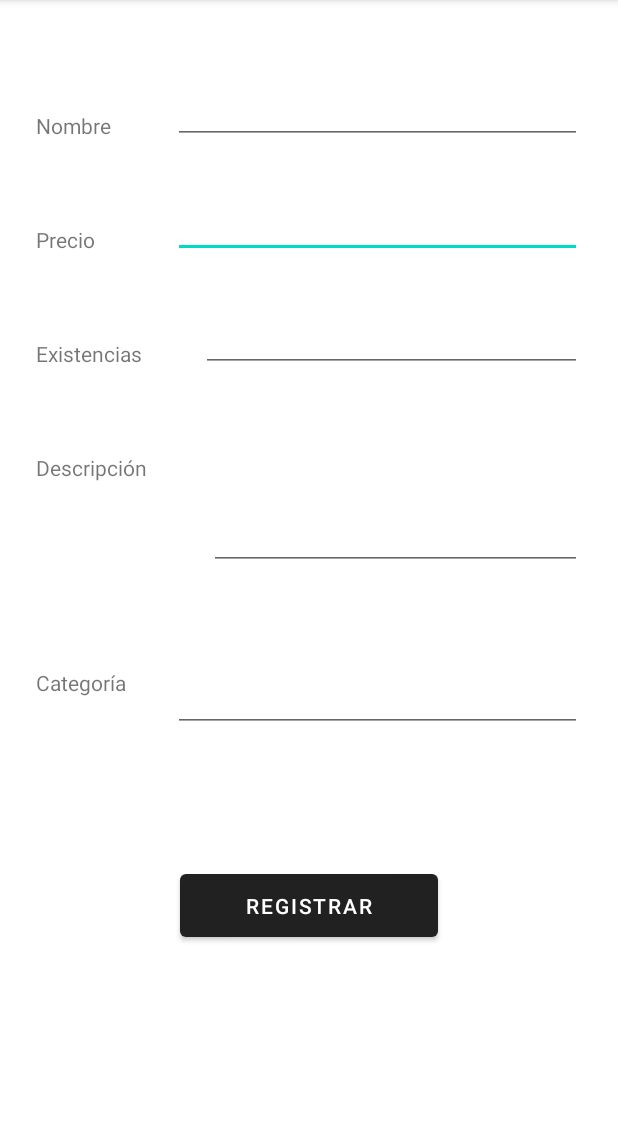
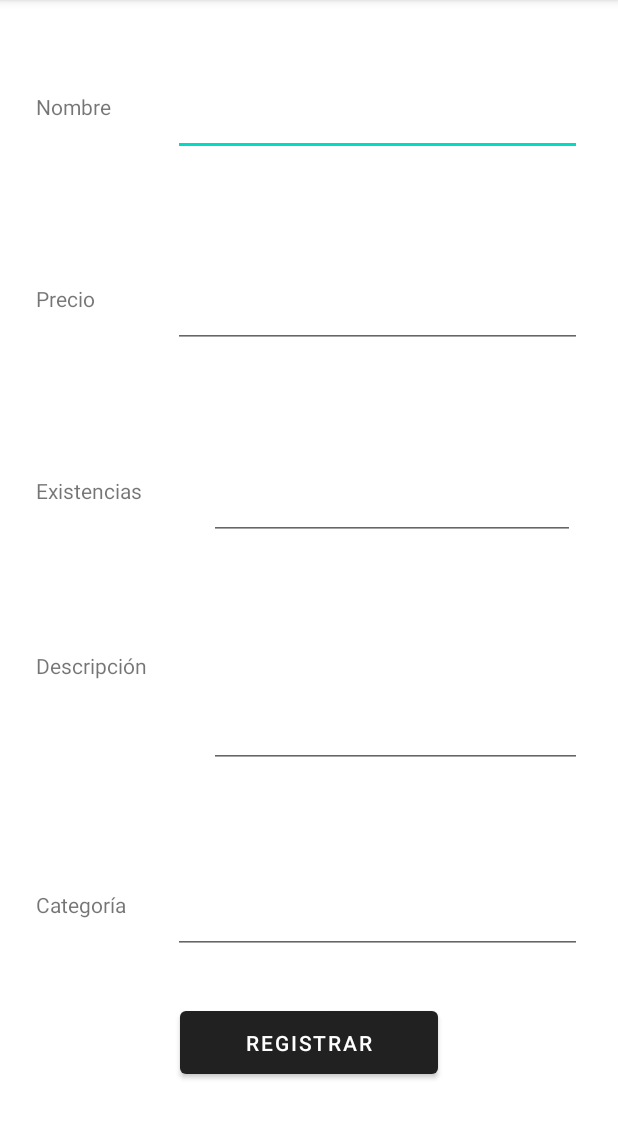
Before and after one commit to IETIM/TenderoAndroidApp, an Android app: the NewProductForm screen opened directly, with no data from a screen before it, on a phone screen of 412 x 824 dp, the part 84-1223 px from its top. Run offline under Robolectric (Android 15) with nearby library versions, the phone set to English and light mode, and no system bars.

Commit message:
scrollable form

```diff
--- a/app/src/main/res/layout/activity_new_product_form.xml
+++ b/app/src/main/res/layout/activity_new_product_form.xml
@@ -1,64 +1,70 @@
 <?xml version="1.0" encoding="utf-8"?>
-<androidx.constraintlayout.widget.ConstraintLayout xmlns:android="http://schemas.android.com/apk/res/android"
+<ScrollView xmlns:android="http://schemas.android.com/apk/res/android"
     xmlns:app="http://schemas.android.com/apk/res-auto"
     xmlns:tools="http://schemas.android.com/tools"
     android:layout_width="match_parent"
+    android:layout_height="wrap_content">
+
+    <androidx.constraintlayout.widget.ConstraintLayout
+        android:layout_width="match_parent"
         android:layout_height="match_parent"
         tools:context=".NewProductForm">
+
 
         <Button
             android:id="@+id/button4"
             android:layout_width="0dp"
             android:layout_height="54dp"
             android:layout_marginStart="120dp"
+            android:layout_marginTop="32dp"
             android:layout_marginEnd="120dp"
+            android:layout_marginBottom="32dp"
             android:text="@string/product_register"
             app:layout_constraintBottom_toBottomOf="parent"
             app:layout_constraintEnd_toEndOf="parent"
             app:layout_constraintHorizontal_bias="0.0"
             app:layout_constraintStart_toStartOf="parent"
             app:layout_constraintTop_toBottomOf="@+id/editTextTextPersonName4"
-        app:layout_constraintVertical_bias="0.393" />
+            app:layout_constraintVertical_bias="1.0" />
 
         <EditText
             android:id="@+id/editTextNumber"
             android:layout_width="0dp"
-        android:layout_height="36dp"
+            android:layout_height="68dp"
             android:layout_marginStart="24dp"
-        android:layout_marginTop="40dp"
+            android:layout_marginTop="60dp"
             android:layout_marginEnd="24dp"
             android:ems="10"
             android:inputType="number"
             app:layout_constraintEnd_toEndOf="parent"
-        app:layout_constraintHorizontal_bias="0.807"
+            app:layout_constraintHorizontal_bias="0.0"
             app:layout_constraintStart_toEndOf="@+id/textView4"
             app:layout_constraintTop_toBottomOf="@+id/editTextTextPersonName2" />
 
         <EditText
             android:id="@+id/editTextTextPersonName2"
             android:layout_width="0dp"
-        android:layout_height="36dp"
+            android:layout_height="68dp"
             android:layout_marginStart="24dp"
-        android:layout_marginTop="60dp"
+            android:layout_marginTop="36dp"
             android:layout_marginEnd="24dp"
             android:ems="10"
             android:inputType="textPersonName"
             app:layout_constraintEnd_toEndOf="parent"
-        app:layout_constraintHorizontal_bias="1.0"
             app:layout_constraintStart_toEndOf="@+id/textView3"
             app:layout_constraintTop_toTopOf="parent" />
 
         <EditText
             android:id="@+id/editTextNumber2"
-        android:layout_width="0dp"
-        android:layout_height="36dp"
+            android:layout_width="244dp"
+            android:layout_height="68dp"
             android:layout_marginStart="24dp"
-        android:layout_marginTop="40dp"
+            android:layout_marginTop="60dp"
             android:layout_marginEnd="24dp"
             android:ems="10"
             android:inputType="number"
             app:layout_constraintEnd_toEndOf="parent"
-        app:layout_constraintHorizontal_bias="1.0"
+            app:layout_constraintHorizontal_bias="0.555"
             app:layout_constraintStart_toEndOf="@+id/textView5"
             app:layout_constraintTop_toBottomOf="@+id/editTextNumber" />
 
@@ -112,12 +118,12 @@
             android:layout_width="0dp"
             android:layout_height="68dp"
             android:layout_marginStart="24dp"
-        android:layout_marginTop="40dp"
+            android:layout_marginTop="56dp"
             android:layout_marginEnd="24dp"
             android:ems="10"
             android:inputType="textPersonName"
             app:layout_constraintEnd_toEndOf="parent"
-        app:layout_constraintHorizontal_bias="0.4"
+            app:layout_constraintHorizontal_bias="0.0"
             app:layout_constraintStart_toEndOf="@+id/textView7"
             app:layout_constraintTop_toBottomOf="@+id/editTextTextMultiLine" />
 
@@ -126,14 +132,16 @@
             android:layout_width="0dp"
             android:layout_height="92dp"
             android:layout_marginStart="24dp"
-        android:layout_marginTop="40dp"
+            android:layout_marginTop="60dp"
             android:layout_marginEnd="24dp"
             android:ems="10"
             android:gravity="start|top"
             android:inputType="textMultiLine"
             app:layout_constraintEnd_toEndOf="parent"
-        app:layout_constraintHorizontal_bias="0.238"
+            app:layout_constraintHorizontal_bias="0.0"
             app:layout_constraintStart_toEndOf="@+id/textView6"
             app:layout_constraintTop_toBottomOf="@+id/editTextNumber2" />
 
     </androidx.constraintlayout.widget.ConstraintLayout>
+
+</ScrollView>
--- a/app/src/main/res/values/strings.xml
+++ b/app/src/main/res/values/strings.xml
@@ -22,4 +22,5 @@
     <string name="category">Categoría</string>
     <string name="price">Precio</string>
     <string name="product_register">Registrar</string>
+    <string name="Add_Image_Button">Añadir imagen</string>
 </resources>
```
Lines whose indentation alone changed are shown as unchanged.
